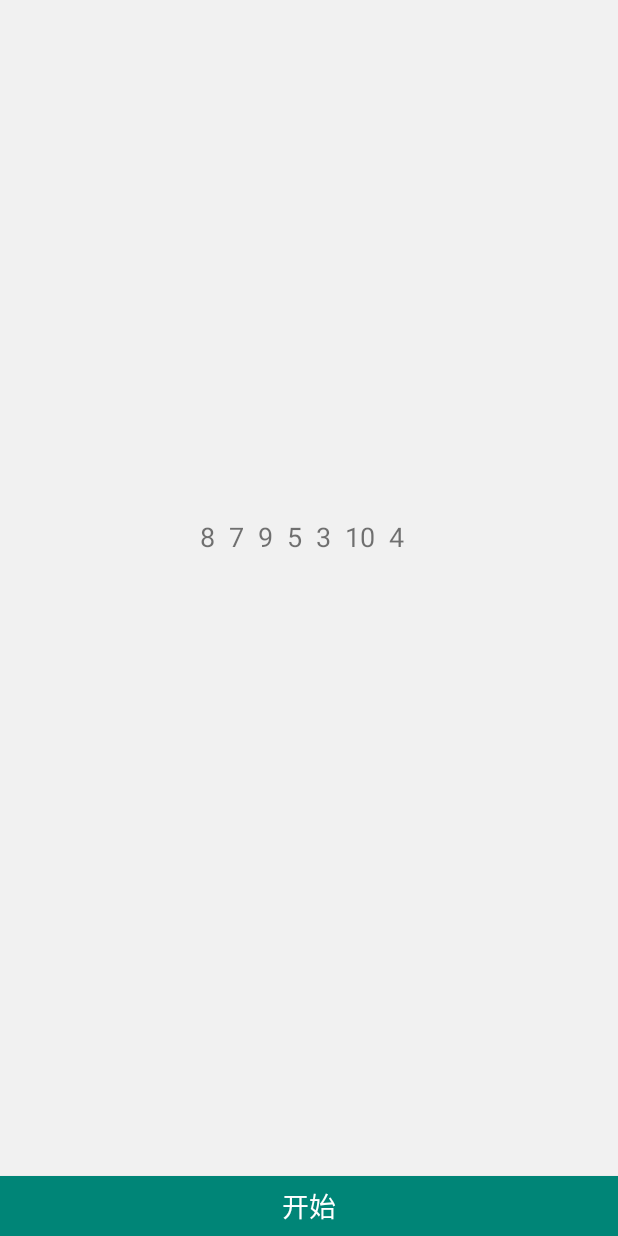
After one commit to warriorWorld/DemoDemo, an Android app: the BubblingActivity screen opened directly, with no data from a screen before it, on a phone screen of 412 x 824 dp. The commit adds this screen. Run offline under Robolectric (Android 15) with nearby library versions, the phone set to English and light mode, and no system bars.

Commit message:
bubbling

```diff
--- a/app/src/main/AndroidManifest.xml
+++ b/app/src/main/AndroidManifest.xml
@@ -16,6 +16,7 @@
                 <category android:name="android.intent.category.LAUNCHER" />
             </intent-filter>
         </activity>
+        <activity android:name=".business.bubbling.BubblingActivity"></activity>
     </application>
 
 </manifest>
--- /dev/null
+++ b/app/src/main/java/com/insightsurfface/demodemo/business/bubbling/BubblingActivity.java
@@ -0,0 +1,80 @@
+package com.insightsurfface.demodemo.business.bubbling;
+
+import android.view.View;
+import android.widget.Button;
+import android.widget.TextView;
+
+import com.insightsurfface.demodemo.R;
+import com.insightsurfface.demodemo.base.BaseActivity;
+
+public class BubblingActivity extends BaseActivity implements View.OnClickListener {
+    private TextView bubblingTv;
+    private TextView initTv;
+    private Button bubblingBtn;
+    private int[] list = new int[]{8, 7, 9, 5, 3, 10, 4};
+
+    /**
+     * Handle button click events<br />
+     * <br />
+     * Auto-created on 2020-01-26 12:03:25 by Android Layout Finder
+     * (http://www.buzzingandroid.com/tools/android-layout-finder)
+     */
+    @Override
+    public void onClick(View v) {
+        if (v == bubblingBtn) {
+            // Handle clicks for bubblingBtn
+            bubbleSort(list);
+        }
+    }
+
+    private void bubbleSort(final int[] arr) {
+        bubblingTv.setText(intArr2String(arr));
+        new Thread(new Runnable() {
+            @Override
+            public void run() {
+                for (int i = 1; i < arr.length; i++) {
+                    for (int j = 0; j < arr.length - i; j++) {
+                        if (arr[j] > arr[j + 1]) {
+                            int temp = arr[j];
+                            arr[j] = arr[j + 1];
+                            arr[j + 1] = temp;
+                            try {
+                                Thread.sleep(3000);
+                                runOnUiThread(new Runnable() {
+                                    @Override
+                                    public void run() {
+                                        bubblingTv.setText(intArr2String(arr));
+                                    }
+                                });
+                            } catch (InterruptedException e) {
+                                e.printStackTrace();
+                            }
+                        }
+                    }
+                }
+            }
+        }).start();
+    }
+
+    private String intArr2String(int[] arrs) {
+        StringBuilder sb = new StringBuilder();
+        for (int i : arrs) {
+            sb.append(i + "  ");
+        }
+        return sb.toString();
+    }
+
+    @Override
+    protected void initUI() {
+        bubblingTv = (TextView) findViewById(R.id.bubbling_tv);
+        bubblingBtn = (Button) findViewById(R.id.bubbling_btn);
+        initTv = findViewById(R.id.init_tv);
+        initTv.setText(intArr2String(list));
+        bubblingBtn.setOnClickListener(this);
+    }
+
+    @Override
+    protected int getLayoutId() {
+        return R.layout.activity_bubbling;
+    }
+}
--- /dev/null
+++ b/app/src/main/res/drawable/rect_main.xml
@@ -0,0 +1,7 @@
+<?xml version="1.0" encoding="utf-8"?>
+<shape xmlns:android="http://schemas.android.com/apk/res/android">
+
+    <corners android:radius="0dp"/>
+
+    <solid android:color="@color/colorPrimary"/>
+</shape>
--- /dev/null
+++ b/app/src/main/res/layout/activity_bubbling.xml
@@ -0,0 +1,41 @@
+<?xml version="1.0" encoding="utf-8"?>
+<androidx.constraintlayout.widget.ConstraintLayout xmlns:android="http://schemas.android.com/apk/res/android"
+    xmlns:app="http://schemas.android.com/apk/res-auto"
+    xmlns:tools="http://schemas.android.com/tools"
+    android:layout_width="match_parent"
+    android:layout_height="match_parent"
+    android:background="@color/gray"
+    tools:context=".business.main.MainActivity">
+
+    <TextView
+        android:id="@+id/init_tv"
+        android:layout_width="wrap_content"
+        android:layout_height="wrap_content"
+        android:layout_marginBottom="30dp"
+        android:textSize="18sp"
+        app:layout_constraintBottom_toTopOf="@+id/bubbling_tv"
+        app:layout_constraintLeft_toLeftOf="parent"
+        app:layout_constraintRight_toRightOf="parent"></TextView>
+
+    <TextView
+        android:id="@+id/bubbling_tv"
+        android:layout_width="wrap_content"
+        android:layout_height="wrap_content"
+        android:textSize="18sp"
+        app:layout_constraintBottom_toBottomOf="parent"
+        app:layout_constraintLeft_toLeftOf="parent"
+        app:layout_constraintRight_toRightOf="parent"
+        app:layout_constraintTop_toTopOf="parent"></TextView>
+
+    <Button
+        android:id="@+id/bubbling_btn"
+        android:layout_width="0dp"
+        android:layout_height="40dp"
+        android:background="@drawable/rect_main"
+        android:text="开始"
+        android:textColor="@color/white"
+        android:textSize="18sp"
+        app:layout_constraintBottom_toBottomOf="parent"
+        app:layout_constraintLeft_toLeftOf="parent"
+        app:layout_constraintRight_toRightOf="parent"></Button>
+</androidx.constraintlayout.widget.ConstraintLayout>
```
Also changed, not shown: app/src/main/java/com/insightsurfface/demodemo/business/main/MainActivity.java (+10 -1 lines).
